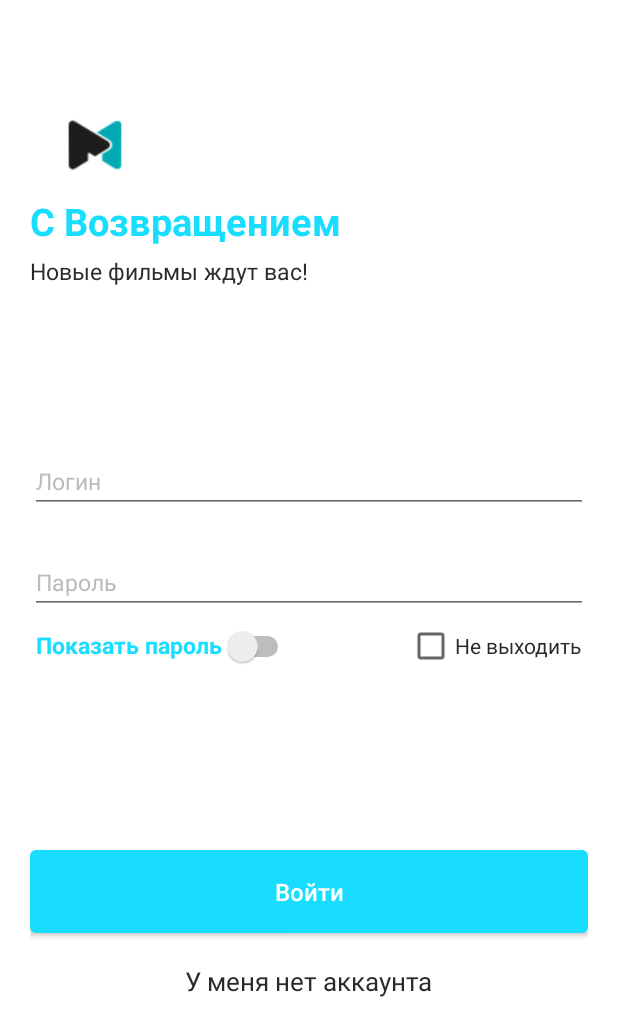
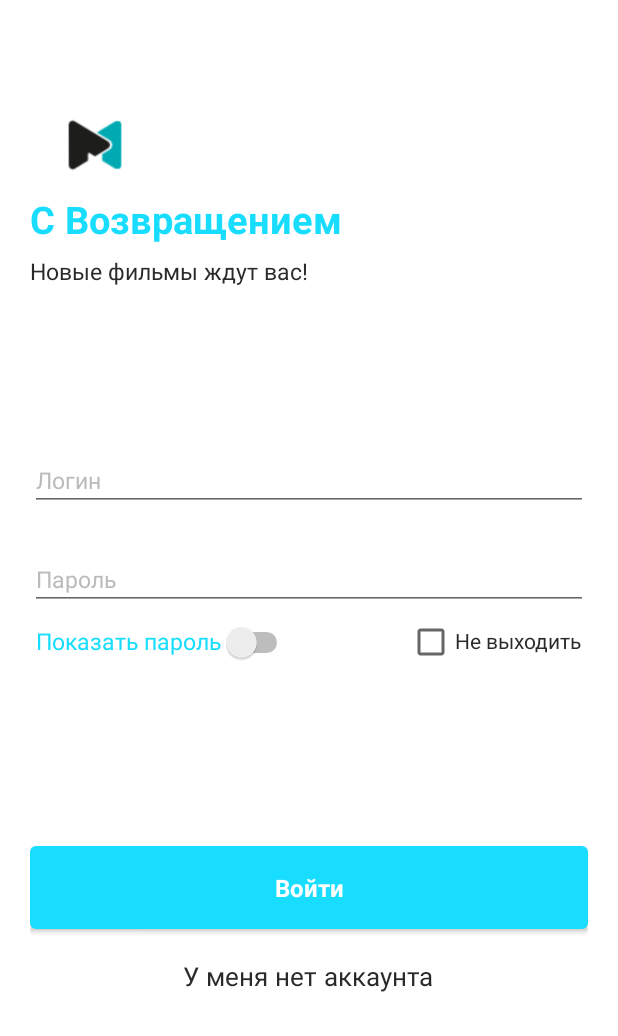
Before and after one commit to Nikkooly/Magnificent, an Android app: the screen it shows after launch (Login), on a phone screen of 412 x 824 dp. Shown: the top 1036 px of the screen. Run offline under Robolectric (Android 15) with nearby library versions, the phone set to English and light mode, and no system bars; our stand-ins replace RxJava; libraries missing offline, so code that uses them is left out: com.bestsoft32.tt_fancy_gif_dialog_lib, dmax.dialog.

Commit message:
Fix text fonts in Login Activity

```diff
--- a/kursovoi/app/src/main/java/com/bstu/fit/yarmolik/cinema/Login.java
+++ b/kursovoi/app/src/main/java/com/bstu/fit/yarmolik/cinema/Login.java
@@ -123,16 +123,7 @@ public class Login extends AppCompatActivity {
                 password.setSelection(password.length());
             }
         });
-        try {
-            dbHelper = new DbHelper(this, "project.db", null, 1);
-            worksWithDb.userRegister(dbHelper);
-            worksWithDb.ticketInfo(dbHelper);
-            worksWithDb.seanceData(dbHelper);
-            database=dbHelper.getWritableDatabase();
-        }
-        catch (Exception ex){
-            Toast.makeText(Login.this, ex.getMessage(), Toast.LENGTH_LONG).show();
-        }
+
 
         new CountDownTimer(3000, 1000) {
 
@@ -226,7 +217,7 @@ public class Login extends AppCompatActivity {
                                             //Toast.makeText(Login.this, "Уже заходим...", Toast.LENGTH_LONG).show();
                                             intent = new Intent(Login.this, MainActivity.class);
                                             intent.putExtra("stateInternetConnection", stateInternet);
-                                            chekLocalUser();
+                                            checkLocalUser();
                                             if(checkBox.isChecked())
                                                 checkBoxChoose="OK";
                                             else
@@ -307,17 +298,6 @@ public class Login extends AppCompatActivity {
             Toast.makeText(Login.this, "Отсутствует интернет подключение, вход возможен только авторизованным пользователям! ", Toast.LENGTH_SHORT).show();
         }
     }
-    /*public void SignUp(View view){
-        if(stateInternet) {
-            Intent intent = new Intent(this, Registration.class);
-            startActivity(intent);
-            this.overridePendingTransition(R.anim.slide_in_right, R.anim.slide_out_left);
-        }
-        else{
-            Toast.makeText(Login.this, "Регистрация в оффлайн-режиме не доступна! ", Toast.LENGTH_SHORT).show();
-        }
-    }*/
-
     private void init() {
         bookIconImageView = findViewById(R.id.bookIconImageView);
         bookITextView = findViewById(R.id.bookITextView);
@@ -331,6 +311,16 @@ public class Login extends AppCompatActivity {
         checkBox=findViewById(R.id.checkBox);
         sharedPreferences = getSharedPreferences(APP_PREFERENCES, Context.MODE_PRIVATE);
         showPasswordSwitch=findViewById(R.id.switchShowPasswordLoginActivity);
+        try {
+            dbHelper = new DbHelper(this, "project.db", null, 1);
+            worksWithDb.userRegister(dbHelper);
+            worksWithDb.ticketInfo(dbHelper);
+            worksWithDb.seanceData(dbHelper);
+            database=dbHelper.getWritableDatabase();
+        }
+        catch (Exception ex){
+            Toast.makeText(Login.this, ex.getMessage(), Toast.LENGTH_LONG).show();
+        }
     }
 
     private void startAnimation() {
@@ -387,7 +377,7 @@ public class Login extends AppCompatActivity {
         login.setText(null);
         password.setText(null);
     }
-    private void chekLocalUser(){
+    private void checkLocalUser(){
         String id="";
         try {
             query = "select * from user_data where id=" + "'" + userId + "'";
--- a/kursovoi/app/src/main/res/layout/activity_login.xml
+++ b/kursovoi/app/src/main/res/layout/activity_login.xml
@@ -37,6 +37,7 @@
         android:layout_marginTop="5dp"
         android:layout_marginEnd="139dp"
         android:text="@string/AppName"
+        android:fontFamily="@font/nunito_sans_bold_italic"
         android:textColor="@color/colorSplashText"
         android:textSize="25sp"
         app:layout_constraintEnd_toEndOf="parent"
@@ -60,6 +61,7 @@
             android:layout_width="match_parent"
             android:layout_height="wrap_content"
             android:layout_marginTop="5dp"
+            android:fontFamily="@font/nunito_sans_italic"
             android:text="@string/newFilmsTextViewLogin"
             android:textColor="@color/colorAccent"
             android:textSize="15sp"
@@ -70,6 +72,7 @@
             android:id="@+id/WelcomeTextView"
             android:layout_width="match_parent"
             android:layout_height="wrap_content"
+            android:fontFamily="@font/nunito_sans_bold_italic"
             android:text="@string/welcomeTextViewLogin"
             android:textColor="@color/colorBackground"
             android:textSize="25sp"
@@ -91,7 +94,8 @@
                 android:layout_marginStart="103dp"
                 android:layout_marginTop="20dp"
                 android:layout_marginEnd="104dp"
-                android:text="У меня нет аккаунта"
+                android:fontFamily="@font/nunito_sans_italic"
+                android:text="@string/noAccountTextViewLogin"
                 android:textColor="@color/colorAccent"
                 android:textSize="17sp"
                 app:layout_constraintEnd_toEndOf="parent"
@@ -104,6 +108,7 @@
                 android:layout_height="55dp"
                 android:layout_marginTop="120dp"
                 android:background="@drawable/button_drawable"
+                android:fontFamily="@font/nunito_sans_bold_italic"
                 android:text="@string/enterButtonLogin"
                 android:textAllCaps="false"
                 android:textColor="@color/btnColor"
@@ -119,6 +124,7 @@
                 android:layout_gravity="right"
                 android:layout_marginTop="5dp"
                 android:layout_marginEnd="4dp"
+                android:fontFamily="@font/nunito_sans"
                 android:text="@string/stayBackSwitchLogin"
                 android:textColor="@color/colorAccent"
                 app:layout_constraintEnd_toEndOf="parent"
@@ -132,7 +138,7 @@
                 android:layout_marginStart="4dp"
                 android:layout_marginTop="8dp"
                 android:backgroundTint="@color/HintColor"
-                android:fontFamily="@font/nunito_sans_bold_italic"
+                android:fontFamily="@font/nunito_sans"
                 android:shadowColor="@color/HintColor"
                 android:text="@string/showPasswordSwitchRegistration"
                 android:textColor="@color/HintColor"
@@ -145,6 +151,7 @@
                 android:layout_width="match_parent"
                 android:layout_height="wrap_content"
                 android:layout_marginTop="25dp"
+                android:fontFamily="@font/nunito_sans"
                 android:hint="@string/passwordTextViewLogin"
                 android:inputType="textPassword"
                 android:textColor="@color/colorAccent"
@@ -159,6 +166,7 @@
                 android:layout_width="match_parent"
                 android:layout_height="wrap_content"
                 android:layout_marginTop="170dp"
+                android:fontFamily="@font/nunito_sans"
                 android:hint="@string/loginTextViewLogin"
                 android:textColor="@color/colorAccent"
                 android:textColorHint="@color/HintColorText"
--- a/kursovoi/app/src/main/res/values/strings.xml
+++ b/kursovoi/app/src/main/res/values/strings.xml
@@ -29,8 +29,7 @@
     <string name="newFilmsTextViewLogin">Новые фильмы ждут вас!</string>
     <string name="loginTextViewLogin">Логин</string>
     <string name="passwordTextViewLogin">Пароль</string>
-    <string name="confirmRegistrationButtonLogin">Регистрация</string>
     <string name="stayBackSwitchLogin">Не выходить</string>
     <string name="enterButtonLogin">Войти</string>
-    <string name="skipButtonLogin">Пропустить</string>
+    <string name="noAccountTextViewLogin">У меня нет аккаунта</string>
 </resources>
```
